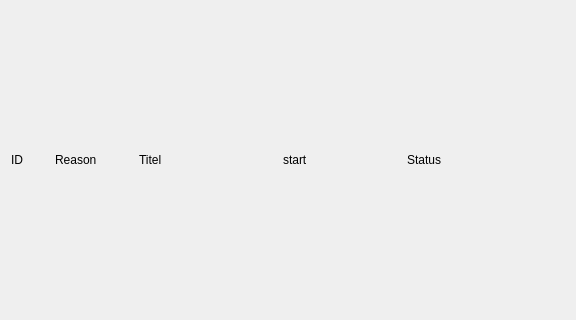
Qt form HR_Managment_System_Application/antrag_listitem.ui (MehmetMertt/twentyONE_HR_System) before a commit; both pictures show x 0 to 576 and y 140 to 460 of the 800 by 600 pixel window.
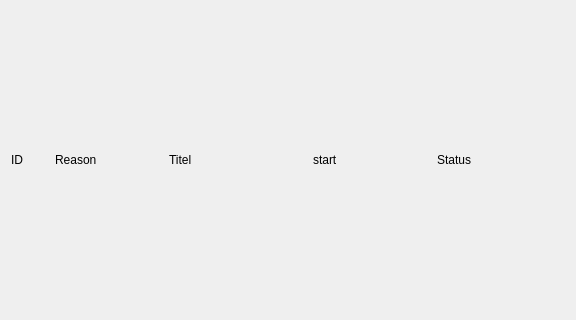
The same form after that commit.

Commit message: antrag changes cancel

Patch:
```diff
--- a/HR_Managment_System_Application/antrag_listitem.ui
+++ b/HR_Managment_System_Application/antrag_listitem.ui
@@ -71,6 +71,12 @@
            <height>0</height>
           </size>
          </property>
+         <property name="maximumSize">
+          <size>
+           <width>200</width>
+           <height>16777215</height>
+          </size>
+         </property>
          <property name="text">
           <string>Titel</string>
          </property>
@@ -80,7 +86,7 @@
         <widget class="QLabel" name="label_reason">
          <property name="minimumSize">
           <size>
-           <width>60</width>
+           <width>90</width>
            <height>0</height>
           </size>
          </property>
```
Left out of the diff: 3 changed lines with no effect on the pictures. The commit also changes 5 other files.
